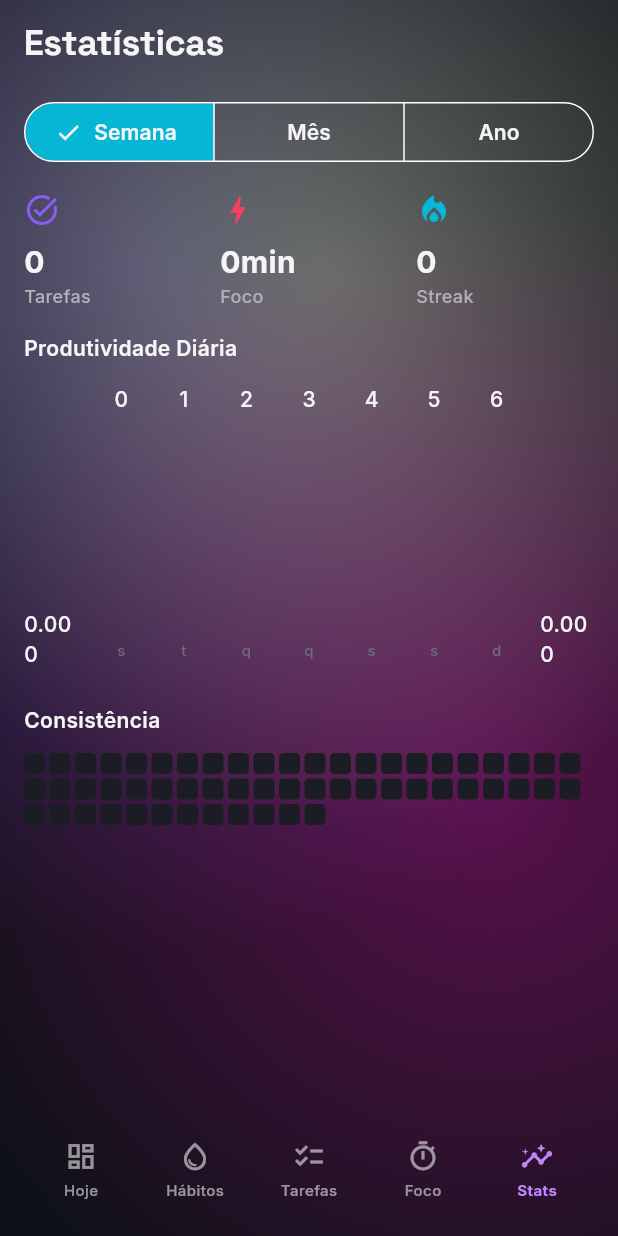
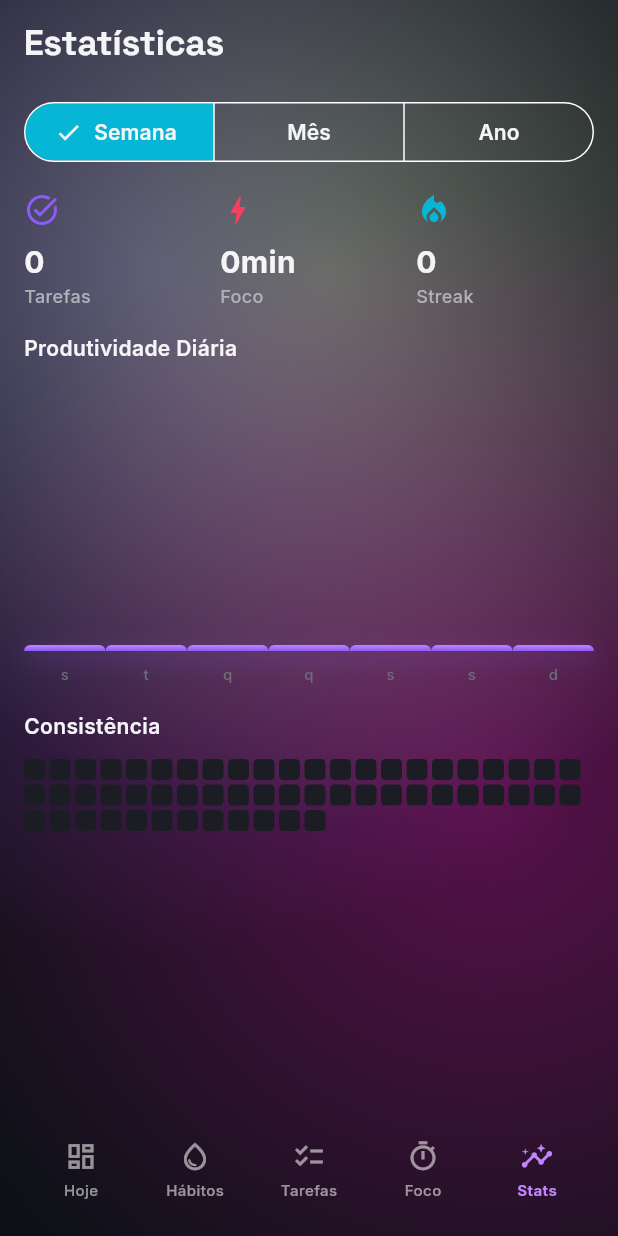
Before and after one commit to Rick-Henrique7/Daily-Flow, a Flutter app: the StatsScreen screen opened by its route, on a phone screen of 412 x 824 dp. Run offline on Flutter 3.47's test engine with Material 3 defaults, Android fonts, the phone set to English and light mode, and no system bars; drawn by our look-alikes of fl_chart; our stand-ins replace flutter_animate, flutter_riverpod, go_router, google_fonts, shared_preferences, syncfusion_flutter_calendar; missing offline and left inert: flex_color_picker, liquid_glass_widgets; accounts and stored records are empty.

Commit message:
fix(stats): substituir BarChart do fl_chart por widget customizado (resolve sobreposicao de labels)

```diff
--- a/gestao_pessoal/lib/features/stats/presentation/stats_screen.dart
+++ b/gestao_pessoal/lib/features/stats/presentation/stats_screen.dart
@@ -1,4 +1,3 @@
-import 'package:fl_chart/fl_chart.dart';
 import 'package:flutter/material.dart';
 import 'package:flutter_riverpod/flutter_riverpod.dart';
 import 'package:intl/intl.dart';
@@ -88,7 +87,8 @@ class StatsScreen extends ConsumerWidget {
           ),
           const SizedBox(height: 16),
 
-          // Gráfico de barras (RF-ST-02)
+          // Gráfico de barras (RF-ST-02) — customizado com Flutter puro
+          // para evitar sobreposição de labels do fl_chart.
           LiquidGlassCard(
             child: Column(
               crossAxisAlignment: CrossAxisAlignment.start,
@@ -100,78 +100,12 @@ class StatsScreen extends ConsumerWidget {
                     color: AppColors.textPrimary,
                   ),
                 ),
-                const SizedBox(height: 12),
+                const SizedBox(height: 16),
                 SizedBox(
                   height: 200,
-                  child: BarChart(
-                    BarChartData(
-                      alignment: BarChartAlignment.spaceAround,
-                      titlesData: FlTitlesData(
-                        show: true,
-                        bottomTitles: AxisTitles(
-                          sideTitles: SideTitles(
-                            showTitles: true,
-                            reservedSize: 28,
-                            interval: switch (period) {
-                              StatsPeriod.weekly => 1,
-                              StatsPeriod.monthly => 5,
-                              StatsPeriod.yearly => 1,
-                            },
-                            getTitlesWidget: (value, meta) {
-                              final i = value.toInt();
-                              if (i < 0 || i >= dailyBars.length) {
-                                return const SizedBox.shrink();
-                              }
-                              // Mostra só 1 a cada N labels pra não
-                              // amontoar tudo no eixo X.
-                              final stride = switch (period) {
-                                StatsPeriod.weekly => 1,
-                                StatsPeriod.monthly => 5,
-                                StatsPeriod.yearly => 1,
-                              };
-                              if (i % stride != 0 &&
-                                  i != dailyBars.length - 1) {
-                                return const SizedBox.shrink();
-                              }
-                              final label = switch (period) {
-                                StatsPeriod.weekly => DateFormat('E', 'pt_BR')
-                                    .format(dailyBars[i].day)
-                                    .substring(0, 1),
-                                StatsPeriod.monthly =>
-                                  '${dailyBars[i].day.day}',
-                                StatsPeriod.yearly => DateFormat('MMM', 'pt_BR')
-                                    .format(dailyBars[i].day),
-                              };
-                              return Text(
-                                label,
-                                style: const TextStyle(
-                                  color: AppColors.textTertiary,
-                                  fontSize: 10,
-                                ),
-                              );
-                            },
-                          ),
-                        ),
-                      ),
-                      gridData: const FlGridData(show: false),
-                      borderData: FlBorderData(show: false),
-                      barGroups: [
-                        for (var i = 0; i < dailyBars.length; i++)
-                          BarChartGroupData(
-                            x: i,
-                            barRods: [
-                              BarChartRodData(
-                                toY: dailyBars[i].count.toDouble(),
-                                color: AppColors.purpleFluidStart,
-                                width: 14,
-                                borderRadius: const BorderRadius.vertical(
-                                  top: Radius.circular(6),
-                                ),
-                              ),
-                            ],
-                          ),
-                      ],
-                    ),
+                  child: _CustomBarChart(
+                    data: dailyBars,
+                    period: period,
                   ),
                 ),
               ],
@@ -273,6 +207,132 @@ class _KpiCard extends StatelessWidget {
   }
 }
 
+/// BarChart customizado com Flutter puro.
+///
+/// Substitui o `BarChart` do fl_chart porque mesmo com `interval` no
+/// SideTitles, a versão 0.68 ainda renderiza todos os labels
+/// sobrepostos em eixos categóricos. Aqui controlamos exatamente
+/// quantos labels aparecem com base no período selecionado.
+class _CustomBarChart extends StatelessWidget {
+  const _CustomBarChart({required this.data, required this.period});
+  final List<_DailyCount> data;
+  final StatsPeriod period;
+
+  /// Quais índices de data devem mostrar label no eixo X.
+  List<int> _labelIndices() {
+    if (data.isEmpty) return const [];
+    final n = data.length;
+    return switch (period) {
+      StatsPeriod.weekly =>
+        List.generate(n, (i) => i), // todos os 7
+      StatsPeriod.monthly => [
+        for (var i = 0; i < n; i++) if (i % 5 == 0) i,
+        if (n - 1 % 5 != 0 && !((n - 1) % 5 == 0)) n - 1,
+      ],
+      StatsPeriod.yearly => List.generate(n, (i) => i),
+    };
+  }
+
+  String _labelFor(DateTime day) {
+    return switch (period) {
+      StatsPeriod.weekly =>
+        DateFormat('E', 'pt_BR').format(day).substring(0, 1),
+      StatsPeriod.monthly => '${day.day}',
+      StatsPeriod.yearly => DateFormat('MMM', 'pt_BR').format(day),
+    };
+  }
+
+  @override
+  Widget build(BuildContext context) {
+    if (data.isEmpty) {
+      return const Center(
+        child: Text(
+          'Sem dados',
+          style: TextStyle(color: AppColors.textSecondary),
+        ),
+      );
+    }
+    final maxValue =
+        data.fold<int>(0, (acc, e) => e.count > acc ? e.count : acc);
+    final labelsToShow = _labelIndices().toSet();
+
+    return LayoutBuilder(
+      builder: (context, constraints) {
+        return Column(
+          children: [
+            Expanded(
+              child: Row(
+                crossAxisAlignment: CrossAxisAlignment.end,
+                children: [
+                  for (var i = 0; i < data.length; i++) ...[
+                    Expanded(
+                      child: Align(
+                        alignment: Alignment.bottomCenter,
+                        child: AnimatedContainer(
+                          duration: const Duration(milliseconds: 400),
+                          height: maxValue == 0
+                              ? 4
+                              : (data[i].count / maxValue) *
+                                  (constraints.maxHeight - 20) +
+                                  4,
+                          decoration: BoxDecoration(
+                            gradient: LinearGradient(
+                              begin: Alignment.bottomCenter,
+                              end: Alignment.topCenter,
+                              colors: [
+                                AppColors.purpleFluidStart,
+                                AppColors.purpleFluidEnd,
+                              ],
+                            ),
+                            borderRadius: const BorderRadius.vertical(
+                              top: Radius.circular(6),
+                            ),
+                            boxShadow: [
+                              BoxShadow(
+                                color: AppColors.purpleFluidStart
+                                    .withValues(alpha: 0.4),
+                                blurRadius: 12,
+                                offset: const Offset(0, 4),
+                              ),
+                            ],
+                          ),
+                        ),
+                      ),
+                    ),
+                  ],
+                ],
+              ),
+            ),
+            const SizedBox(height: 6),
+            SizedBox(
+              height: 18,
+              child: Row(
+                children: [
+                  for (var i = 0; i < data.length; i++)
+                    Expanded(
+                      child: Center(
+                        child: labelsToShow.contains(i)
+                            ? Text(
+                                _labelFor(data[i].day),
+                                style: const TextStyle(
+                                  color: AppColors.textTertiary,
+                                  fontSize: 10,
+                                  fontWeight: FontWeight.w500,
+                                ),
+                              )
+                            : const SizedBox.shrink(),
+                      ),
+                    ),
+                ],
+              ),
+            ),
+          ],
+        );
+      },
+    );
+  }
+}
+
 class _Heatmap extends StatelessWidget {
   const _Heatmap({required this.habits});
   final List habits;
--- a/gestao_pessoal/pubspec.yaml
+++ b/gestao_pessoal/pubspec.yaml
@@ -26,7 +26,6 @@ dependencies:
 
   # Interface, Animações e Gráficos
   flutter_animate: ^4.5.0
-  fl_chart: ^0.68.0
   google_fonts: ^6.2.0
   flutter_colorpicker: ^1.1.0
 
```
Also changed, not shown: gestao_pessoal/pubspec.lock.
